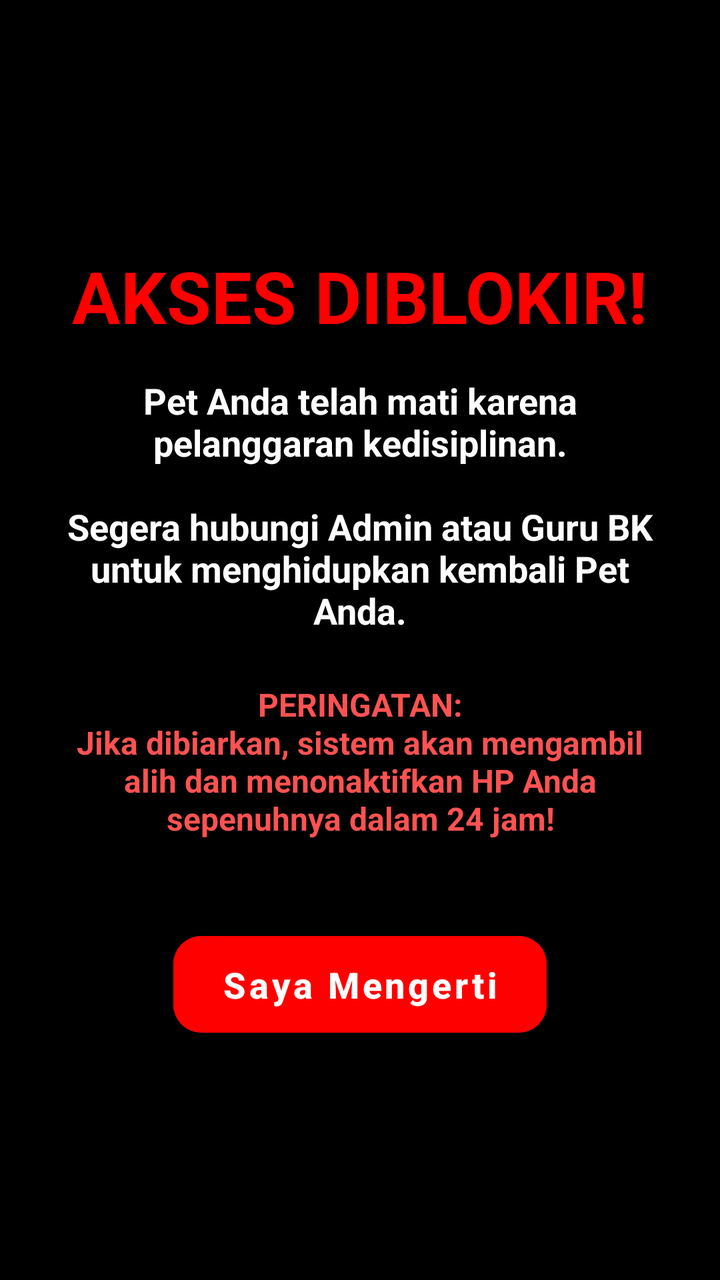
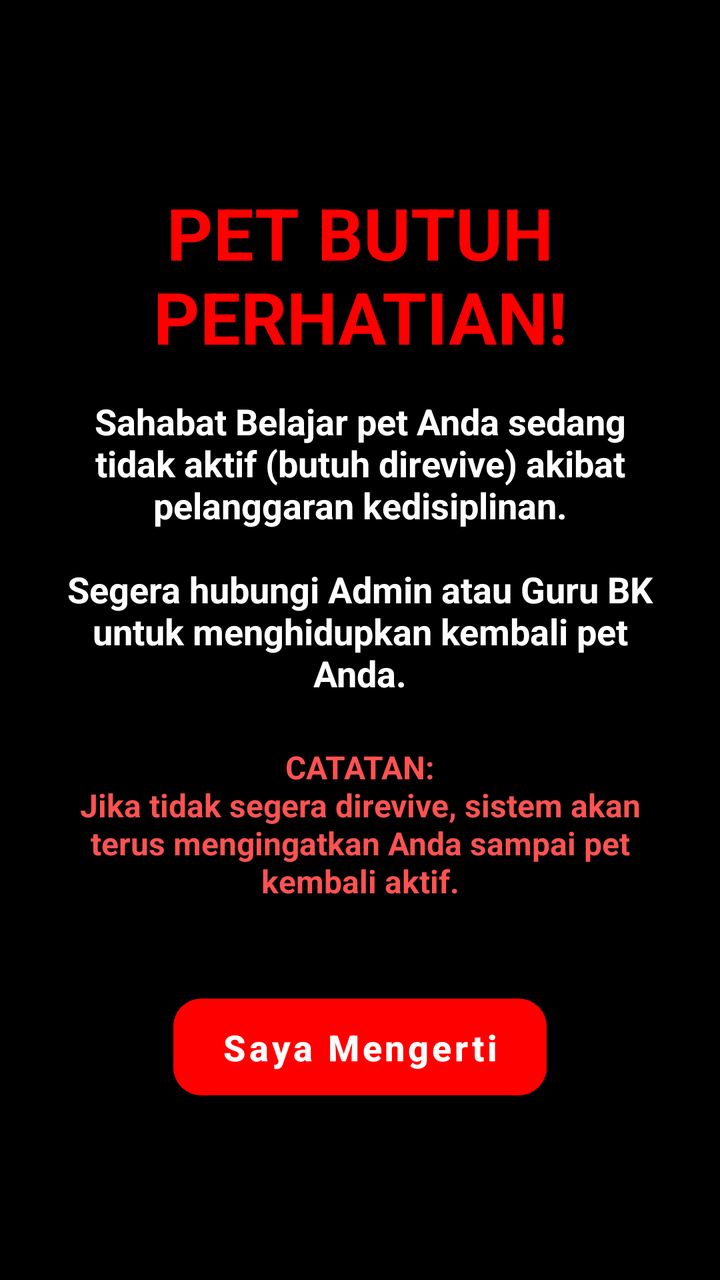

Before-and-after screenshots of an Android layout around one commit, followed by the original layout XML and the change that was made.
<!-- AndroidManifest.xml: activity theme Theme.EduLock.Fullscreen -->
<!-- res/layout/activity_pet_dead_lock.xml -->
<?xml version="1.0" encoding="utf-8"?>
<RelativeLayout xmlns:android="http://schemas.android.com/apk/res/android"
    android:layout_width="match_parent"
    android:layout_height="match_parent"
    android:background="#000000"
    android:clickable="true"
    android:focusable="true"
    android:padding="32dp">

    <LinearLayout
        android:layout_width="match_parent"
        android:layout_height="wrap_content"
        android:layout_centerInParent="true"
        android:gravity="center"
        android:orientation="vertical">

        <TextView
            android:layout_width="wrap_content"
            android:layout_height="wrap_content"
            android:text="AKSES DIBLOKIR!"
            android:textColor="#FF0000"
            android:textSize="36sp"
            android:textStyle="bold"
            android:gravity="center" />

        <Space
            android:layout_width="match_parent"
            android:layout_height="16dp" />

        <TextView
            android:layout_width="wrap_content"
            android:layout_height="wrap_content"
            android:text="Pet Anda telah mati karena pelanggaran kedisiplinan.\n\nSegera hubungi Admin atau Guru BK untuk menghidupkan kembali Pet Anda."
            android:textColor="#FFFFFF"
            android:textSize="18sp"
            android:textStyle="bold"
            android:gravity="center" />

        <Space
            android:layout_width="match_parent"
            android:layout_height="24dp" />

        <TextView
            android:layout_width="wrap_content"
            android:layout_height="wrap_content"
            android:text="PERINGATAN:\nJika dibiarkan, sistem akan mengambil alih dan menonaktifkan HP Anda sepenuhnya dalam 24 jam!"
            android:textColor="#FF5252"
            android:textSize="16sp"
            android:textStyle="bold"
            android:gravity="center" />

        <Space
            android:layout_width="match_parent"
            android:layout_height="48dp" />

        <Button
            android:id="@+id/btnUnderstood"
            android:layout_width="wrap_content"
            android:layout_height="wrap_content"
            android:backgroundTint="#FF0000"
            android:textColor="#FFFFFF"
            android:textStyle="bold"
            android:textSize="18sp"
            android:paddingStart="24dp"
            android:paddingEnd="24dp"
            android:paddingTop="12dp"
            android:paddingBottom="12dp"
            android:text="Saya Mengerti" />

    </LinearLayout>

</RelativeLayout>
<!-- resources referenced by this layout -->
<resources>
  <style name="Theme.EduLock.Fullscreen" parent="Theme.MaterialComponents.DayNight.NoActionBar">
          <item name="android:windowFullscreen">true</item>
          <item name="android:windowContentOverlay">@null</item>
          <item name="android:windowIsTranslucent">false</item>
          <item name="android:windowNoTitle">true</item>
          <item name="android:windowActionBar">false</item>
          <item name="android:windowDrawsSystemBarBackgrounds">true</item>
          <item name="android:statusBarColor">@android:color/transparent</item>
          <item name="android:navigationBarColor">@android:color/transparent</item>
          <item name="android:windowBackground">@color/surface_variant</item>
          <item name="materialButtonStyle">@style/Widget.EduLock.Button</item>
          <item name="materialCardViewStyle">@style/Widget.EduLock.Card</item>
      </style>
  <color name="surface_variant">#0F1035</color>
  <style name="Widget.EduLock.Button" parent="Widget.MaterialComponents.Button">
          <item name="android:textAllCaps">false</item>
          <item name="cornerRadius">14dp</item>
          <item name="android:insetLeft">0dp</item>
          <item name="android:insetRight">0dp</item>
          <item name="android:insetTop">0dp</item>
          <item name="android:insetBottom">0dp</item>
      </style>
  <style name="Widget.EduLock.Card" parent="Widget.MaterialComponents.CardView">
          <item name="cardCornerRadius">16dp</item>
          <item name="cardElevation">2dp</item>
          <item name="strokeColor">@color/outline</item>
          <item name="strokeWidth">1dp</item>
          <item name="cardBackgroundColor">@color/surface</item>
      </style>
  <color name="outline">#33FFFFFF</color>
  <color name="surface">#FFFFFF</color>
</resources>

<!-- the commit's change to res/layout/activity_pet_dead_lock.xml (unified diff, before → after) -->
@@ -17,7 +17,7 @@
         <TextView
             android:layout_width="wrap_content"
             android:layout_height="wrap_content"
-            android:text="AKSES DIBLOKIR!"
+            android:text="PET BUTUH PERHATIAN!"
             android:textColor="#FF0000"
             android:textSize="36sp"
             android:textStyle="bold"
@@ -30,7 +30,7 @@
         <TextView
             android:layout_width="wrap_content"
             android:layout_height="wrap_content"
-            android:text="Pet Anda telah mati karena pelanggaran kedisiplinan.\n\nSegera hubungi Admin atau Guru BK untuk menghidupkan kembali Pet Anda."
+            android:text="Sahabat Belajar pet Anda sedang tidak aktif (butuh direvive) akibat pelanggaran kedisiplinan.\n\nSegera hubungi Admin atau Guru BK untuk menghidupkan kembali pet Anda."
             android:textColor="#FFFFFF"
             android:textSize="18sp"
             android:textStyle="bold"
@@ -43,7 +43,7 @@
         <TextView
             android:layout_width="wrap_content"
             android:layout_height="wrap_content"
-            android:text="PERINGATAN:\nJika dibiarkan, sistem akan mengambil alih dan menonaktifkan HP Anda sepenuhnya dalam 24 jam!"
+            android:text="CATATAN:\nJika tidak segera direvive, sistem akan terus mengingatkan Anda sampai pet kembali aktif."
             android:textColor="#FF5252"
             android:textSize="16sp"
             android:textStyle="bold"
